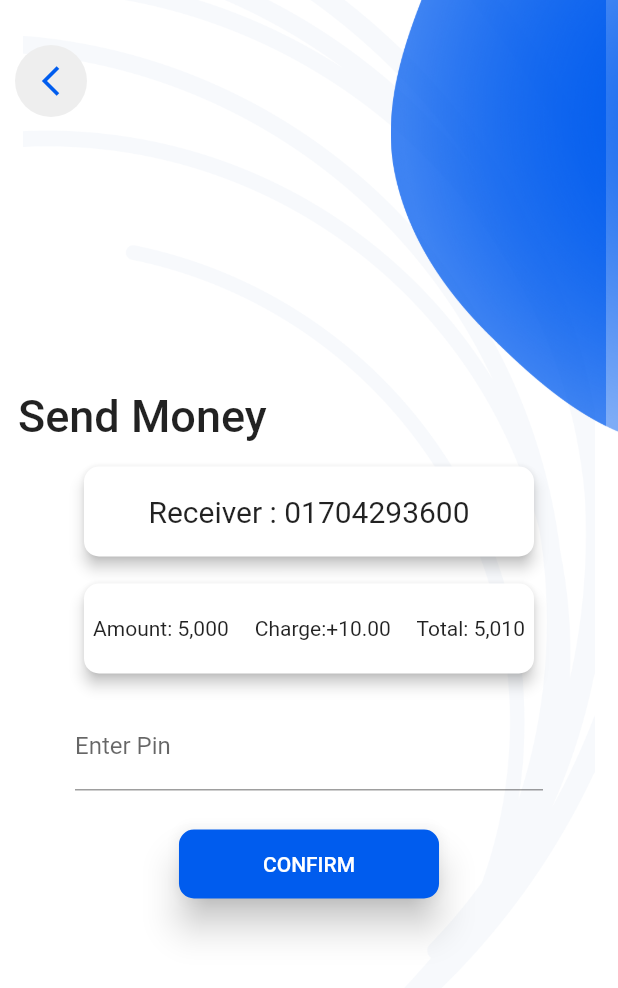
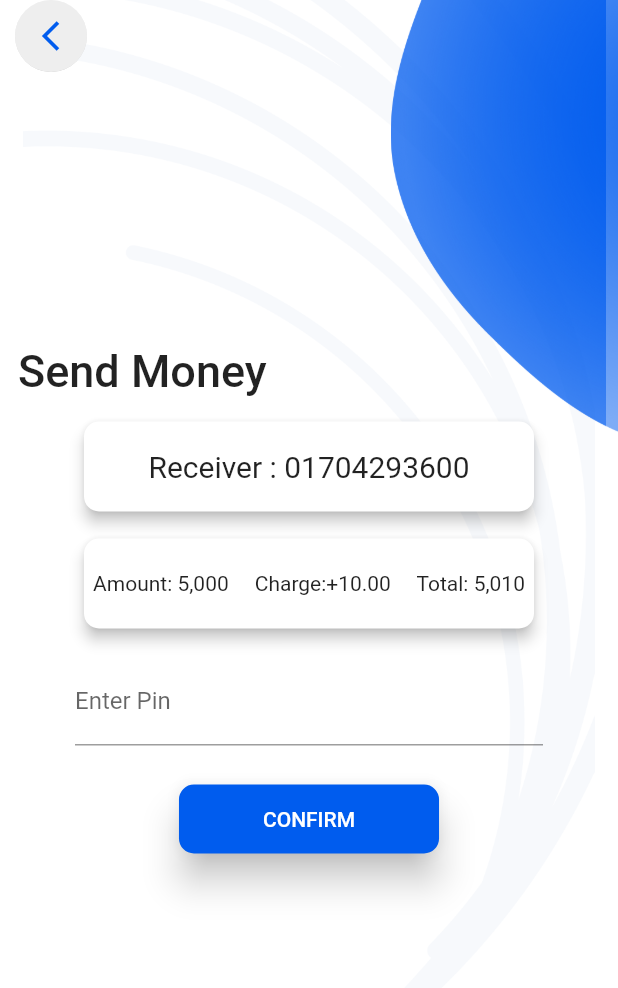
Before and after one commit to Stardev1127/Etaka_Flutter, a Flutter app: the SendMoneyConfirmation screen opened directly, on a phone screen of 412 x 824 dp. Shown: the top 988 px of the screen. Run offline on Flutter 3.47's test engine with Material 2 defaults, Android fonts, the phone set to English and light mode, and no system bars; our stand-ins replace fl_chart, flutter_svg.

Commit message:
Update reuseable_widgets.dart

```diff
--- a/lib/components/reuseable_widgets.dart
+++ b/lib/components/reuseable_widgets.dart
@@ -97,14 +97,16 @@ class CustomBackButton extends StatelessWidget {
 
   @override
   Widget build(BuildContext context) {
-    return Padding(
-      padding: const EdgeInsets.fromLTRB(10, 30, 0, 0),
+    return SafeArea(
+      child: Padding(
+        padding: const EdgeInsets.fromLTRB(10, 0, 0, 0),
         child: Row(
           children: [
             ClipOval(
               child: Material(
-              color: Colors
-                  .grey.shade200, //To let the Container background be displayed
+                elevation: 10,
+                color: Colors.grey
+                    .shade200, //To let the Container background be displayed
                 child: IconButton(
                     icon: Icon(
                       Icons.arrow_back_ios_outlined,
@@ -116,6 +118,7 @@ class CustomBackButton extends StatelessWidget {
               ),
             ),
           ],
+        ),
       ),
     );
   }
@@ -155,10 +158,15 @@ class CustomScaffold extends StatelessWidget {
               ],
             ),
             Column(
+              mainAxisAlignment: MainAxisAlignment.start,
+              crossAxisAlignment: CrossAxisAlignment.start,
               children: [
                 CustomBackButton(),
-                SingleChildScrollView(
+                Padding(
+                  padding: const EdgeInsets.all(10.0),
+                  child: SingleChildScrollView(
                     child: body,
+                  ),
                 )
               ],
             )
```
Lines whose indentation alone changed are shown as unchanged.
